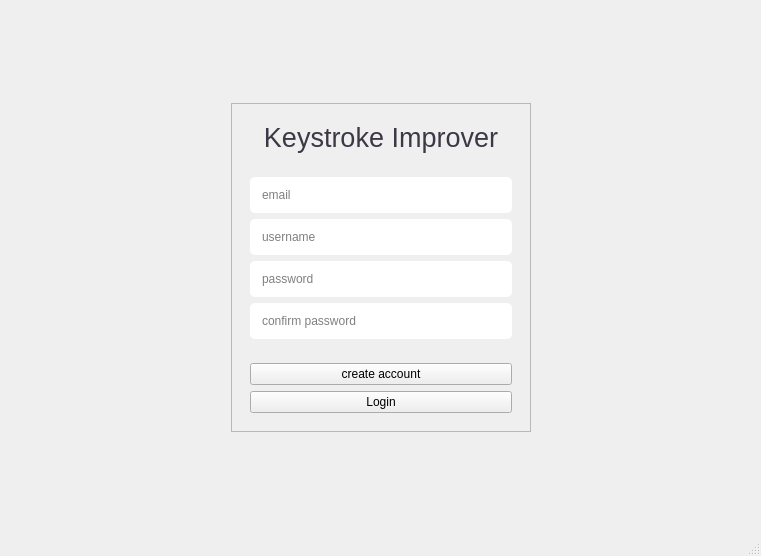
Above: register.ui from Prakash5209/typing_tutor before the change. Below: the same form after it.
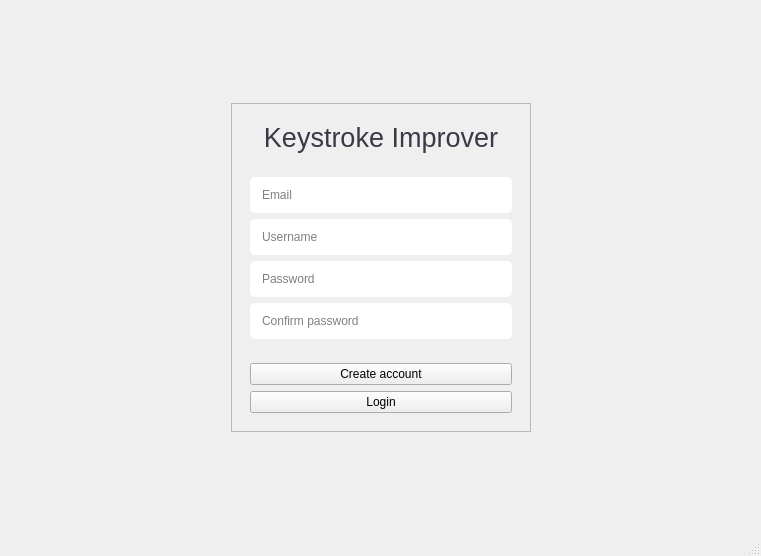
That is the form after the change.

What changed in the file:
```diff
--- a/register.ui
+++ b/register.ui
@@ -114,7 +114,7 @@
 </string>
             </property>
             <property name="placeholderText">
-             <string>email</string>
+             <string>Email</string>
             </property>
            </widget>
           </item>
@@ -126,7 +126,7 @@
 </string>
             </property>
             <property name="placeholderText">
-             <string>username</string>
+             <string>Username</string>
             </property>
            </widget>
           </item>
@@ -138,7 +138,7 @@
 </string>
             </property>
             <property name="placeholderText">
-             <string>password</string>
+             <string>Password</string>
             </property>
            </widget>
           </item>
@@ -150,7 +150,7 @@
 </string>
             </property>
             <property name="placeholderText">
-             <string>confirm password</string>
+             <string>Confirm password</string>
             </property>
            </widget>
           </item>
@@ -169,7 +169,7 @@
           <item>
            <widget class="QPushButton" name="create_account_button">
             <property name="text">
-             <string>create account</string>
+             <string>Create account</string>
             </property>
            </widget>
           </item>
```
